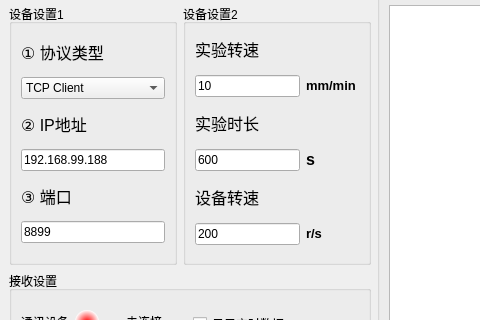
xiangxu05/TensilMeasurement, file mainwindow.ui: the form before one commit; both pictures show x 0 to 480 and y 184 to 504 of the 1024 by 766 pixel window.
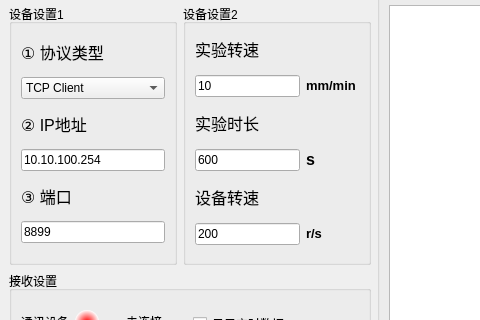
The form after the commit. Custom widgets are drawn as their Qt base class.

Commit message: 修改了输出数据和暂停后记录按钮没有复原的问题，以及修改了默认的ip地址

Diff of the .ui file:
```diff
--- a/mainwindow.ui
+++ b/mainwindow.ui
@@ -257,7 +257,7 @@
               </sizepolicy>
              </property>
              <property name="text">
-              <string>192.168.99.188</string>
+              <string>10.10.100.254</string>
              </property>
             </widget>
            </item>
```
The commit also changes 1 other file.
